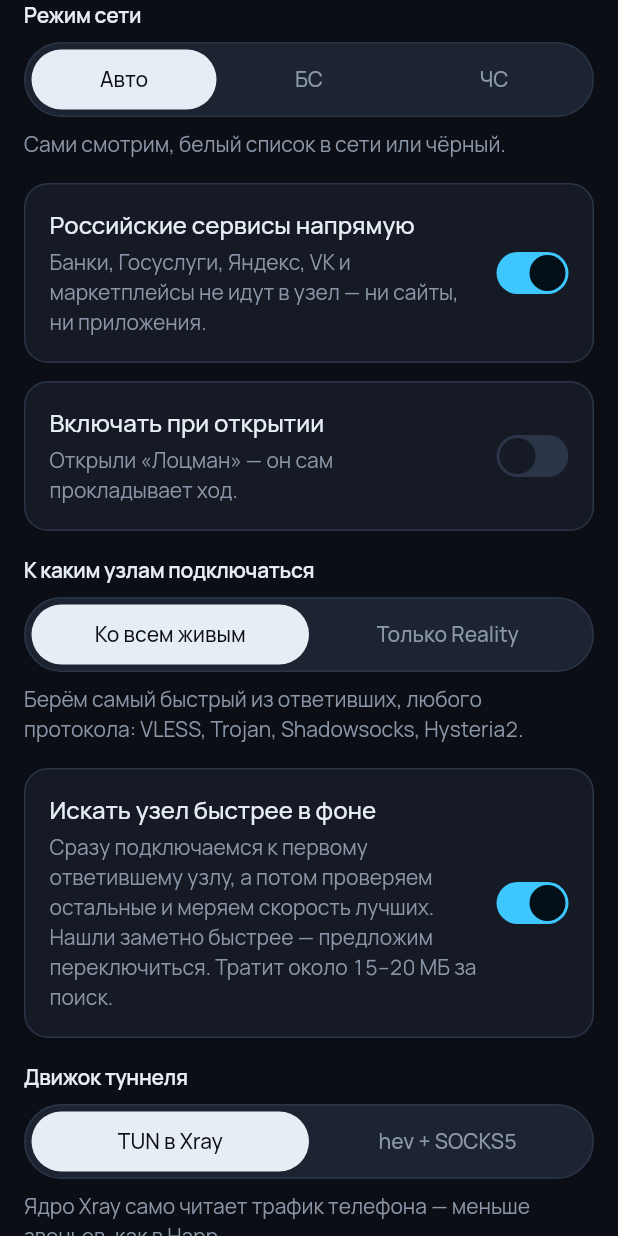
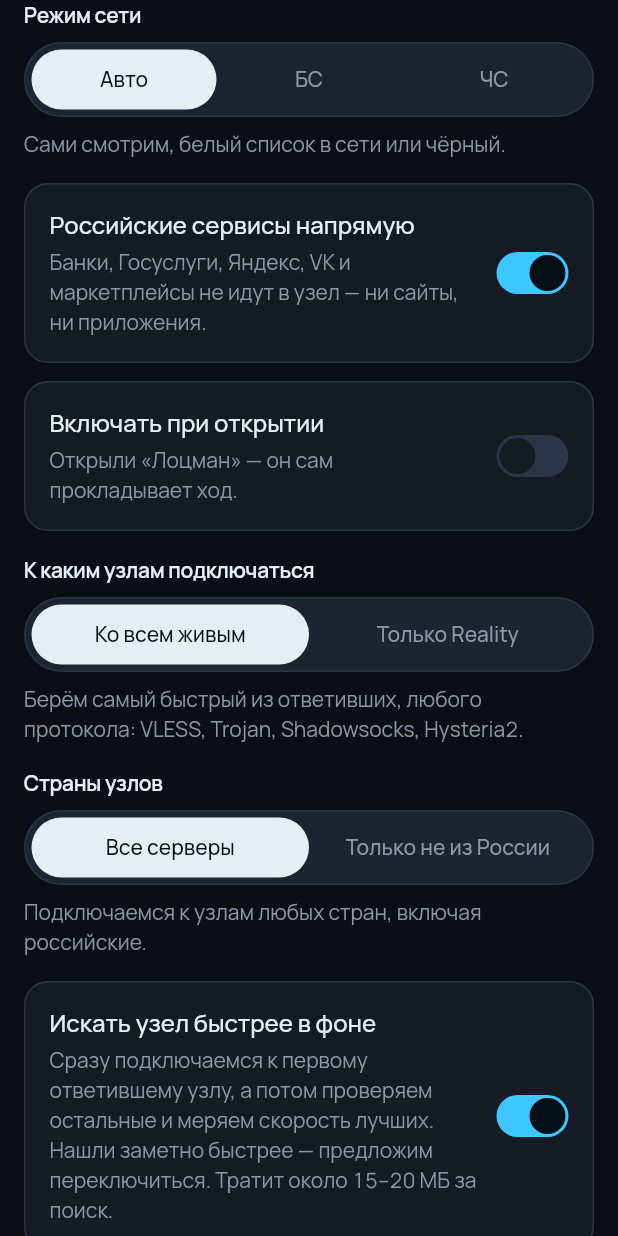
Before and after one commit to atomicpel/locman, a Flutter app: the _LinkPage widget shown alone on an empty page, opened directly with empty values, on a phone screen of 412 x 824 dp. Run offline on Flutter 3.47's test engine with Material 3 defaults, Android fonts, the phone set to English and light mode, and no system bars.

Commit message:
Лоцман 1.0.6: выбор — все серверы или только не из России
Co-Authored-By: Claude Opus 5.5 <noreply@anthropic.com>
Claude-Session: https://claude.ai/code/session_01QVdVh1TUdB2JeDpMDtTrN7

```diff
--- a/lib/ui/more.dart
+++ b/lib/ui/more.dart
@@ -44,7 +44,7 @@ class _MoreIndex extends StatelessWidget {
     final p = PaletteScope.of(context);
     final rows = [
       (SettingsPage.look, 'Оформление', skinMeta[s.skin]!.$1),
-      (SettingsPage.link, 'Подключение', 'Режим ${modeMeta[s.mode]!.$1}${s.pickFrom == 'reality' ? ', только Reality' : ''}, работа в фоне'),
+      (SettingsPage.link, 'Подключение', 'Режим ${modeMeta[s.mode]!.$1}${s.pickFrom == 'reality' ? ', только Reality' : ''}${s.countries == 'noRu' ? ', без RU' : ''}, работа в фоне'),
       (SettingsPage.apps, 'Мимо узла', s.excludes.isEmpty ? 'Приложения без туннеля' : 'Выбрано: ${s.excludes.length}'),
       (SettingsPage.safe, 'Безопасность', 'DNS ${dnsMeta[s.dns]} и скрытие слабых узлов'),
       (SettingsPage.probe, 'Проверка узлов', probeMeta[s.probe]!.$1),
@@ -213,6 +213,23 @@ class _LinkPageState extends State<_LinkPage> with WidgetsBindingObserver {
               ? 'Кнопка и «Найти рабочий узел» выбирают только среди Reality, и только среди ответивших на проверку. '
                   'Reality маскируется под обычный сайт, такие узлы дольше живут под блокировками.'
               : 'Берём самый быстрый из ответивших, любого протокола: VLESS, Trojan, Shadowsocks, Hysteria2.',
+          style: p.text(14, color: p.muted),
+        ),
+        const SizedBox(height: 16),
+        const SectionTitle('Страны узлов'),
+        const SizedBox(height: 8),
+        Segment<String>(
+          value: s.countries,
+          onChanged: s.setCountries,
+          options: const [('all', 'Все серверы'), ('noRu', 'Только не из России')],
+        ),
+        const SizedBox(height: 8),
+        Text(
+          s.countries == 'noRu'
+              ? 'Российские узлы пропускаются при подключении, автопереключении и поиске быстрее. Страну узнаём по имени узла; '
+                  'узлы без страны в имени не отсеиваются. При белых списках (БС) рабочие узлы часто именно российские — '
+                  'если не находится ничего, верните «Все серверы».'
+              : 'Подключаемся к узлам любых стран, включая российские.',
           style: p.text(14, color: p.muted),
         ),
         const SizedBox(height: 16),
--- a/release-notes.txt
+++ b/release-notes.txt
@@ -1,3 +1 @@
-Сторож туннеля в самой службе VPN: каждые 20 секунд (с погашенным экраном — раз в минуту) проверяет, что трафик идёт через узел
-Узел перестал отвечать — служба сама проверяет до 10 запасных живых узлов и переключается на самый быстрый, даже если приложение закрыто
-Запасные не помогли — приложение запускает полный поиск заново
+Настройка «Ещё → Подключение → Страны узлов»: все серверы или только не из России
```
Also changed, not shown: lib/state.dart (+12 -0 lines).
